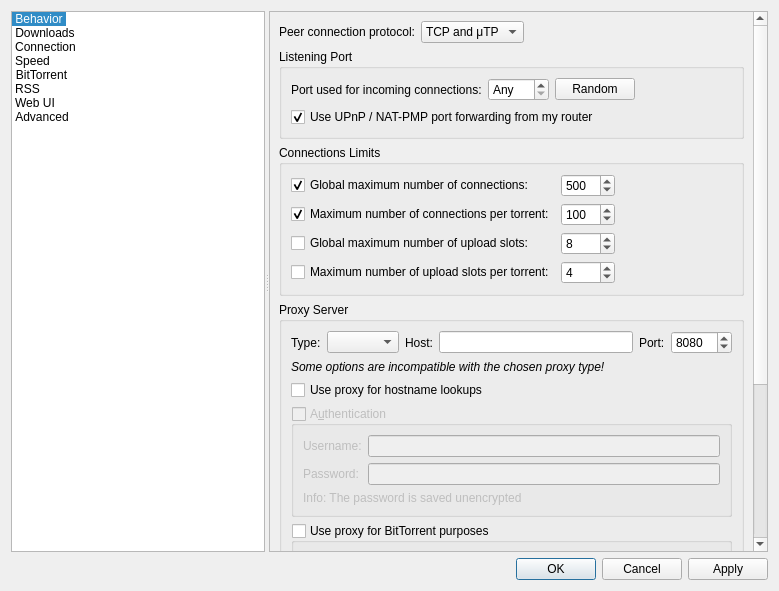
Before: the Qt Designer form src/gui/optionsdialog.ui in SysAdminDoc/qBittorrent-Vanced, drawn with Qt 5.
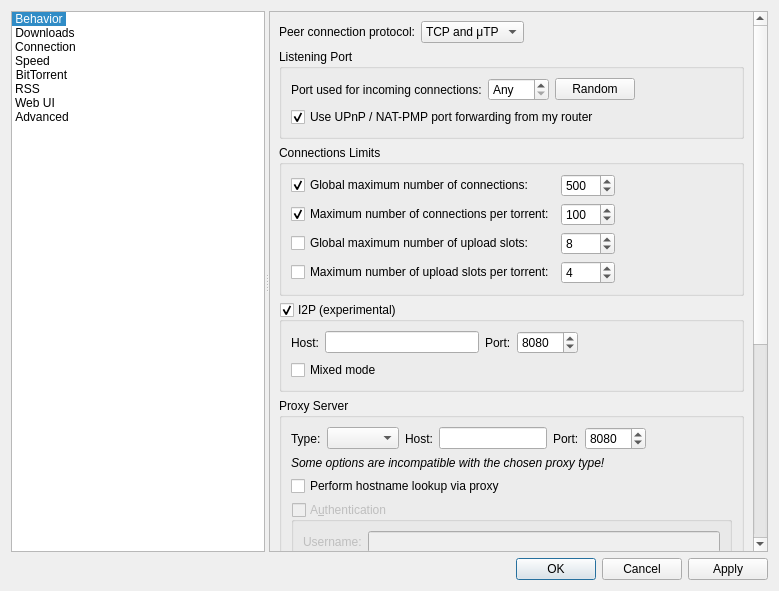
After: the same form once the commit is applied. The open tabs and pages were chosen to show the change. Custom widgets are drawn as their Qt base class.

Commit message:
Add (experimental) I2P support
PR #18717.
Closes #16257.

Patch:
```diff
--- a/src/gui/optionsdialog.ui
+++ b/src/gui/optionsdialog.ui
@@ -1572,8 +1572,8 @@
             <rect>
              <x>0</x>
              <y>0</y>
-             <width>377</width>
-             <height>756</height>
+             <width>504</width>
+             <height>848</height>
             </rect>
            </property>
            <layout class="QVBoxLayout" name="verticalLayout_20">
@@ -1788,6 +1788,78 @@
               </layout>
              </widget>
             </item>
+            <item>
+             <widget class="QGroupBox" name="groupI2P">
+              <property name="title">
+               <string>I2P (experimental)</string>
+              </property>
+              <property name="checkable">
+               <bool>true</bool>
+              </property>
+              <property name="checked">
+               <bool>true</bool>
+              </property>
+              <layout class="QVBoxLayout" name="verticalLayout_40">
+               <item>
+                <layout class="QHBoxLayout" name="i2pLayout">
+                 <item>
+                  <widget class="QLabel" name="labelI2PHost">
+                   <property name="text">
+                    <string>Host:</string>
+                   </property>
+                  </widget>
+                 </item>
+                 <item>
+                  <widget class="QLineEdit" name="textI2PHost"/>
+                 </item>
+                 <item>
+                  <widget class="QLabel" name="labelI2PPort">
+                   <property name="text">
+                    <string>Port:</string>
+                   </property>
+                  </widget>
+                 </item>
+                 <item>
+                  <widget class="QSpinBox" name="spinI2PPort">
+                   <property name="minimum">
+                    <number>1</number>
+                   </property>
+                   <property name="maximum">
+                    <number>65535</number>
+                   </property>
+                   <property name="value">
+                    <number>8080</number>
+                   </property>
+                  </widget>
+                 </item>
+                 <item>
+                  <spacer name="horizontalSpacer_22">
+                   <property name="orientation">
+                    <enum>Qt::Horizontal</enum>
+                   </property>
+                   <property name="sizeHint" stdset="0">
+                    <size>
+                     <width>40</width>
+                     <height>20</height>
+                    </size>
+                   </property>
+                  </spacer>
+                 </item>
+                </layout>
+               </item>
+               <item>
+                <widget class="QCheckBox" name="checkI2PMixed">
+                 <property name="toolTip">
+                  <string>&lt;html&gt;&lt;head/&gt;&lt;body&gt;&lt;p&gt;If &amp;quot;mixed mode&amp;quot; is enabled I2P torrents are allowed to also get peers from other sources than the tracker, and connect to regular IPs, not providing any anonymization. This may be useful if the user is not interested in the anonymization of I2P, but still wants to be able to connect to I2P peers.&lt;/p&gt;&lt;/body&gt;&lt;/html&gt;</string>
+                 </property>
+                 <property name="text">
+                  <string>Mixed mode</string>
+                 </property>
+                </widget>
+               </item>
+              </layout>
+             </widget>
+            </item>
             <item>
              <widget class="QGroupBox" name="groupProxy">
               <property name="enabled">
@@ -1839,6 +1911,19 @@
                    </property>
                   </widget>
                  </item>
+                 <item>
+                  <spacer name="horizontalSpacer_24">
+                   <property name="orientation">
+                    <enum>Qt::Horizontal</enum>
+                   </property>
+                   <property name="sizeHint" stdset="0">
+                    <size>
+                     <width>20</width>
+                     <height>20</height>
+                    </size>
+                   </property>
+                  </spacer>
+                 </item>
                 </layout>
                </item>
                <item>
@@ -1859,7 +1944,7 @@
                   <string>If checked, hostname lookups are done via the proxy</string>
                  </property>
                  <property name="text">
-                  <string>Use proxy for hostname lookups</string>
+                  <string>Perform hostname lookup via proxy</string>
                  </property>
                 </widget>
                </item>
```
The commit also changes 7 other files.
